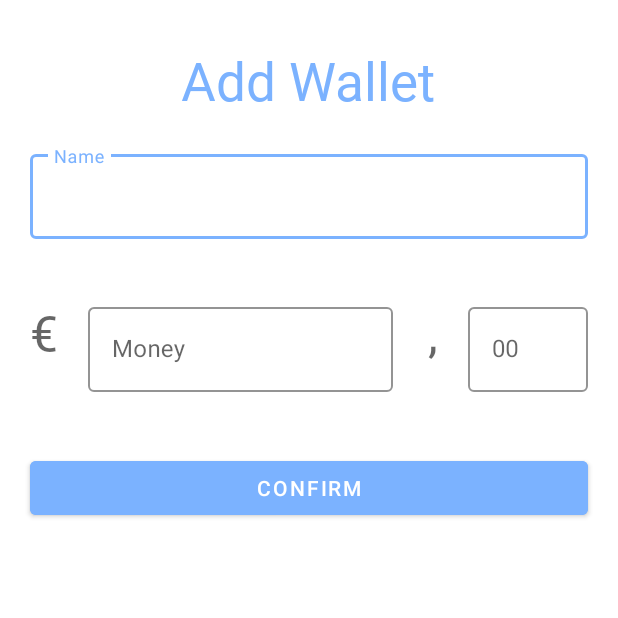
After one commit to lmarzocchetti/pbwallet, an Android app: the AddWalletActivity screen opened directly, with no data from a screen before it, on a phone screen of 412 x 824 dp, the top half of it. The commit adds this screen. Run offline under Robolectric (Android 15) with nearby library versions, the phone set to English and light mode, and no system bars.

Commit message:
added a AddWalletActivity

```diff
--- a/app/src/main/AndroidManifest.xml
+++ b/app/src/main/AndroidManifest.xml
@@ -22,6 +22,7 @@
         <activity android:name=".StatsActivity" />
         <activity android:name=".FundsActivity" />
         <activity android:name=".AddTransactionActivity"/>
+        <activity android:name=".AddWalletActivity"/>
     </application>
 
 </manifest>
--- /dev/null
+++ b/app/src/main/java/com/example/pbwallet/AddWalletActivity.java
@@ -0,0 +1,80 @@
+package com.example.pbwallet;
+
+import android.database.Cursor;
+import android.os.Bundle;
+import android.view.View;
+import android.widget.Button;
+
+import androidx.annotation.Nullable;
+import androidx.appcompat.app.AppCompatActivity;
+
+import com.google.android.material.textfield.TextInputEditText;
+
+import java.util.Objects;
+
+public class AddWalletActivity extends AppCompatActivity {
+    TextInputEditText new_name, money_int, money_dec;
+    Button confirm;
+
+    @Override
+    protected void onCreate(@Nullable Bundle savedInstanceState) {
+        super.onCreate(savedInstanceState);
+        setContentView(R.layout.activity_addwallet);
+
+        new_name = findViewById(R.id.new_walletTF);
+        money_int = findViewById(R.id.money_intTFNEW);
+        money_dec = findViewById(R.id.money_decTFNEW);
+        confirm = findViewById(R.id.confirm_new_wallet);
+        confirm.setOnClickListener(confirm_listener);
+    }
+
+    private void addNewWallet() {
+        DatabaseBeReader db = new DatabaseBeReader(this);
+        db.open();
+
+        db.insertCard(getNewWalletID(), Objects.requireNonNull(new_name.getText()).toString(), mergeMoney());
+
+        db.close();
+    }
+
+    private double mergeMoney() {
+        double ris;
+
+        String moneyint = Objects.requireNonNull(money_int.getText()).toString();
+        String moneydec = Objects.requireNonNull(money_dec.getText()).toString();
+
+        String last = moneyint+"."+moneydec;
+
+        ris = Double.parseDouble(last);
+
+        return ris;
+    }
+
+    private int getNewWalletID() {
+        DatabaseBeReader db = new DatabaseBeReader(this);
+        db.open();
+
+        int newID = -1;
+        Cursor cur = db.queryCardbyID();
+
+        if(cur.moveToFirst()) {
+            newID = cur.getInt(cur.getColumnIndex("idcard"));
+        }
+
+        ++newID;
+
+        db.close();
+        return newID;
+    }
+
+    private Button.OnClickListener confirm_listener =
+            new View.OnClickListener() {
+                @Override
+                public void onClick(View view) {
+                    if(!Objects.requireNonNull(new_name.getText()).toString().isEmpty() && !Objects.requireNonNull(money_dec.getText()).toString().isEmpty() && !Objects.requireNonNull(money_int.getText()).toString().isEmpty()) {
+                        addNewWallet();
+                        finish();
+                    }
+                }
+            };
+}
--- a/app/src/main/java/com/example/pbwallet/DatabaseHelper.java
+++ b/app/src/main/java/com/example/pbwallet/DatabaseHelper.java
@@ -29,7 +29,6 @@ public class DatabaseHelper extends SQLiteOpenHelper {
 
         String create_table_card = "create table card("
                 + "idcard int,"
-                + "numcard int not null,"
                 + "uscard varchar(30) not null,"
                 + "money double not null,"
                 + "primary key(idcard, uscard));";
--- a/app/src/main/java/com/example/pbwallet/HomeActivity.java
+++ b/app/src/main/java/com/example/pbwallet/HomeActivity.java
@@ -110,7 +110,6 @@ public class HomeActivity extends AppCompatActivity {
                         case R.id.add_transaction:
                             onPause();
                             startActivity(new Intent(getApplicationContext(), AddTransactionActivity.class));
-                            overridePendingTransition(0, 0);
                             onStop();
                             break;
                     }
--- a/app/src/main/java/com/example/pbwallet/StatsActivity.java
+++ b/app/src/main/java/com/example/pbwallet/StatsActivity.java
@@ -132,7 +132,6 @@ public class StatsActivity extends AppCompatActivity {
                         case R.id.add_transaction:
                             onPause();
                             startActivity(new Intent(getApplicationContext(), AddTransactionActivity.class));
-                            overridePendingTransition(0, 0);
                             onStop();
                             break;
                     }
--- /dev/null
+++ b/app/src/main/res/layout/activity_addwallet.xml
@@ -0,0 +1,115 @@
+<?xml version="1.0" encoding="utf-8"?>
+<LinearLayout
+    xmlns:android="http://schemas.android.com/apk/res/android"
+    android:layout_width="match_parent"
+    android:layout_height="match_parent"
+    xmlns:app="http://schemas.android.com/apk/res-auto"
+    android:orientation="vertical">
+
+    <TextView
+        android:id="@+id/add_walletTF"
+        android:layout_width="250dp"
+        android:layout_height="wrap_content"
+        android:hint="@string/add_wallet"
+        android:fontFamily="@font/cocon_regular"
+        android:textSize="35sp"
+        android:textColorHint="@color/celeste"
+        android:layout_gravity="center_horizontal"
+        android:gravity="center"
+        android:layout_marginTop="30dp"/>
+
+    <com.google.android.material.textfield.TextInputLayout
+        android:id="@+id/new_wallet"
+        style="@style/Widget.MaterialComponents.TextInputLayout.OutlinedBox"
+        android:layout_width="match_parent"
+        android:layout_height="wrap_content"
+        android:hint="@string/name"
+        android:theme="@style/TextInputLayoutAppearance"
+        android:layout_margin="20dp"
+        app:boxStrokeColor="@color/celeste"
+        app:hintTextColor="@color/celeste">
+
+        <com.google.android.material.textfield.TextInputEditText
+            android:id="@+id/new_walletTF"
+            android:layout_width="match_parent"
+            android:layout_height="wrap_content"
+            android:inputType="text"/>
+    </com.google.android.material.textfield.TextInputLayout>
+
+    <RelativeLayout
+        android:id="@+id/relative_moneyNEW"
+        android:layout_width="match_parent"
+        android:layout_height="wrap_content"
+        android:layout_margin="20dp">
+
+        <TextView
+            android:layout_width="wrap_content"
+            android:layout_height="wrap_content"
+            android:id="@+id/money_symbolNEW"
+            android:hint="@string/euro"
+            android:textSize="33sp"
+            android:fontFamily="@font/cocon_regular"
+            android:gravity="center"
+            android:layout_gravity="center"/>
+
+        <com.google.android.material.textfield.TextInputLayout
+            android:id="@+id/money_intNEW"
+            style="@style/Widget.MaterialComponents.TextInputLayout.OutlinedBox"
+            android:layout_width="match_parent"
+            android:layout_height="wrap_content"
+            android:layout_marginEnd="50dp"
+            android:layout_toStartOf="@+id/money_decNEW"
+            android:layout_toEndOf="@+id/money_symbolNEW"
+            android:hint="@string/money"
+            android:layout_marginStart="20dp"
+            android:theme="@style/TextInputLayoutAppearance"
+            app:boxStrokeColor="@color/celeste"
+            app:hintTextColor="@color/celeste">
+
+            <com.google.android.material.textfield.TextInputEditText
+                android:id="@+id/money_intTFNEW"
+                android:layout_width="match_parent"
+                android:layout_height="wrap_content"
+                android:inputType="number"/>
+        </com.google.android.material.textfield.TextInputLayout>
+
+        <TextView
+            android:layout_width="wrap_content"
+            android:layout_height="wrap_content"
+            android:id="@+id/comma_symbol"
+            android:hint="@string/comma"
+            android:textSize="33sp"
+            android:fontFamily="@font/cocon_regular"
+            android:gravity="center"
+            android:layout_toStartOf="@id/money_decNEW"
+            android:layout_marginEnd="20dp"
+            android:layout_gravity="center"/>
+
+        <com.google.android.material.textfield.TextInputLayout
+            android:id="@+id/money_decNEW"
+            style="@style/Widget.MaterialComponents.TextInputLayout.OutlinedBox"
+            android:theme="@style/TextInputLayoutAppearance"
+            android:layout_width="80dp"
+            android:layout_height="wrap_content"
+            android:layout_alignParentEnd="true"
+            app:hintTextColor="@color/celeste"
+            app:boxStrokeColor="@color/celeste"
+            android:hint="@string/_00">
+
+            <com.google.android.material.textfield.TextInputEditText
+                android:id="@+id/money_decTFNEW"
+                android:layout_width="match_parent"
+                android:layout_height="wrap_content"
+                android:inputType="number"/>
+        </com.google.android.material.textfield.TextInputLayout>
+    </RelativeLayout>
+
+    <Button
+        android:id="@+id/confirm_new_wallet"
+        android:layout_width="match_parent"
+        android:layout_height="wrap_content"
+        android:text="@string/confirm"
+        android:backgroundTint="@color/celeste"
+        android:layout_margin="20dp" />
+
+</LinearLayout>
--- a/app/src/main/res/layout/home.xml
+++ b/app/src/main/res/layout/home.xml
@@ -28,7 +28,7 @@
         android:id="@+id/TXtotalfunds"
         android:layout_width="match_parent"
         android:layout_height="wrap_content"
-        android:text="Your Total Funds"
+        android:text="@string/your_total_funds"
         android:fontFamily="@font/cocon_regular"
         android:textSize="35sp"
         android:textColor="@color/celeste"
--- a/app/src/main/res/values/colors.xml
+++ b/app/src/main/res/values/colors.xml
@@ -11,7 +11,8 @@
     <color name="grigio_ombra">#4C4A44</color>
     <color name="azzurro_intesa">#0082C8</color>
     <color name="verde">#0ABAB5</color>
-    <color name="dollar_bill">#85BB65</color>
+    <color name="viola">#8f00ff</color>
     <color name="verde_cash">#008C5D</color>
     <color name="rosso_bordeaux">#D00000</color>
+    <color name="redorange">#FF4500</color>
 </resources>
--- a/app/src/main/res/values/strings.xml
+++ b/app/src/main/res/values/strings.xml
@@ -15,7 +15,6 @@
     <string name="required_fields">*Required fields</string>
     <string name="registration_page">Registration Page</string>
     <string name="your_wallets">Your Wallets</string>
-    <string name="your_total_funds">Your Total Funds</string>
     <string name="lineforseparate">lineforseparate</string>
     <string name="shadow_of_card">Shadow of card</string>
     <string name="card">Card</string>
@@ -30,4 +29,7 @@
     <string name="insert_a_new_reason1">Insert a new reason</string>
     <string name="confirm">Confirm</string>
     <string name="reason">Reason</string>
+    <string name="your_total_funds">Your Total Funds</string>
+    <string name="add_wallet">Add Wallet</string>
+    <string name="_00">00</string>
 </resources>
```
Also changed, not shown: app/src/main/java/com/example/pbwallet/AddTransactionActivity.java (+10 -51 lines), app/src/main/java/com/example/pbwallet/BudgetActivity.java (added, +14 -0 lines), app/src/main/java/com/example/pbwallet/DatabaseBeReader.java (+5 -2 lines), app/src/main/java/com/example/pbwallet/FundsActivity.java (+16 -1 lines), app/src/main/java/com/example/pbwallet/MainActivity.java (+6 -6 lines), app/src/main/res/drawable/round_button.xml (added, +8 -0 lines), app/src/main/res/layout/activity_addtransaction.xml (+0 -10 lines), app/src/main/res/layout/activity_budget.xml (renamed from app/src/main/res/layout/activity_homepanel.xml, +12 -10 lines), app/src/main/res/layout/funds.xml (+26 -2 lines), app/src/main/res/layout/homepanel.xml (deleted, +0 -8 lines).
